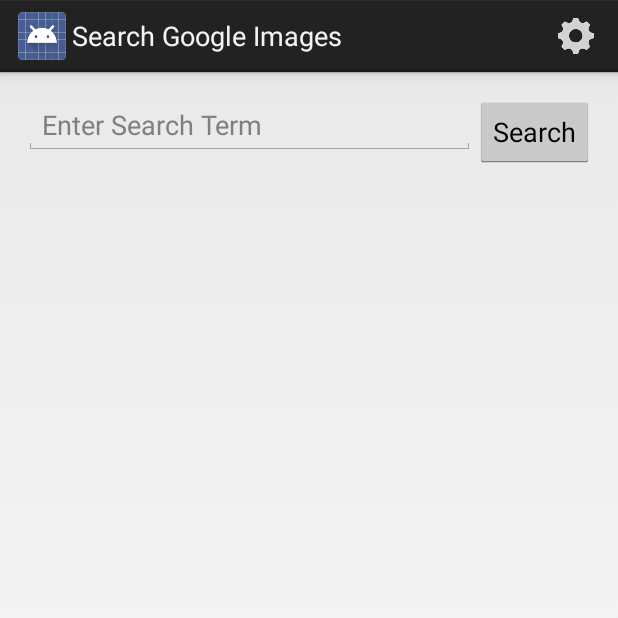
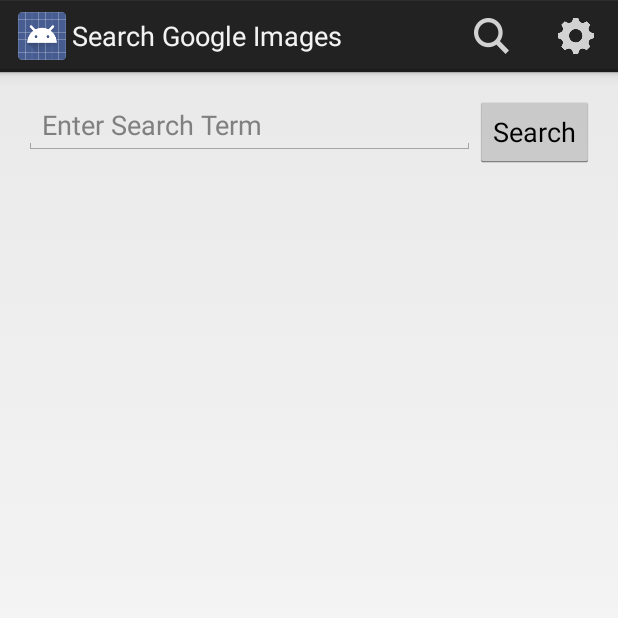
Before and after one commit to robertkarl/freezing-spice, an Android app: the screen it shows after launch (SearchActivity), on a phone screen of 412 x 824 dp, the top half of it. Run offline under Robolectric (Android 15) with nearby library versions, the phone set to English and light mode, and no system bars; libraries missing offline, so code that uses them is left out: org.lucasr.smoothie; 1 statement that could not run was skipped.

Commit message:
Added search icon.

```diff
--- a/app/src/main/java/net/robertkarl/gridimagesearch/app/SearchActivity.java
+++ b/app/src/main/java/net/robertkarl/gridimagesearch/app/SearchActivity.java
@@ -8,9 +8,9 @@
 import android.view.MenuItem;
 import android.view.View;
 import android.widget.AdapterView;
-import android.widget.Button;
 import android.widget.EditText;
 import android.widget.GridView;
+import android.widget.SearchView;
 import android.widget.Toast;
 
 import com.loopj.android.http.AsyncHttpClient;
@@ -27,8 +27,8 @@
 
     public static String SEARCH_SETTINGS_EXTRA = "net.robertkarl.searchSettings";
     private EditText etQuery;
-    private Button btnSearch;
     private GridView gvResults;
+    private SearchView mSearchView;
 
     private SearchSettingsModel mSearchSettings;
 
@@ -70,14 +70,30 @@
 
     private void setupSubviews() {
         etQuery = (EditText)findViewById(R.id.etQuery);
-        btnSearch = (Button)findViewById(R.id.btnSearch);
         gvResults = (GridView)findViewById(R.id.gvResults);
     }
 
     @Override
     public boolean onCreateOptionsMenu(Menu menu) {
         getMenuInflater().inflate(R.menu.search, menu);
+        setupSearchBar(menu);
         return true;
+    }
+
+    private void setupSearchBar(Menu menu) {
+        MenuItem searchItem = menu.findItem(R.id.action_search);
+        mSearchView = (SearchView) searchItem.getActionView();
+        mSearchView.setOnQueryTextListener(new SearchView.OnQueryTextListener() {
+            @Override
+            public boolean onQueryTextSubmit(String query) {
+                return true;
+            }
+
+            @Override
+            public boolean onQueryTextChange(String newText) {
+                return false;
+            }
+        });
     }
 
     @Override
@@ -110,6 +126,7 @@
                         super.onSuccess(response);
                         JSONArray imageJsonResults = null;
                         try {
+                            Log.d("DEBUG", response.getJSONObject("responseData").getJSONObject("cursor").toString());
                             imageJsonResults = response.getJSONObject("responseData").getJSONArray("results");
                             imageAdapter.addAll(ImageResult.fromJSONArray(imageJsonResults));
                         }
--- a/app/src/main/res/menu/search.xml
+++ b/app/src/main/res/menu/search.xml
@@ -6,4 +6,10 @@
         android:icon="@drawable/ic_gear"
         android:orderInCategory="100"
         android:showAsAction="ifRoom" />
+    <item android:id="@+id/action_search"
+        android:orderInCategory="5"
+        android:title="Search"
+        android:icon="@drawable/ic_action_search"
+        android:showAsAction="ifRoom|collapseActionView"
+        android:actionViewClass="android.widget.SearchView" />
 </menu>
```
Also changed, not shown: app/src/main/res/drawable-hdpi/ic_action_search.png (added), app/src/main/res/drawable-mdpi/ic_action_search.png (added), app/src/main/res/drawable-xhdpi/ic_action_search.png (added), app/src/main/res/drawable-xxhdpi/ic_action_search.png (added).
